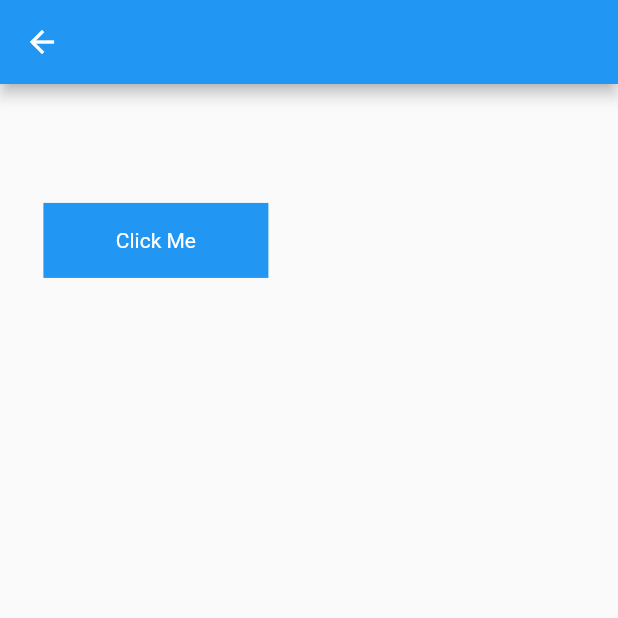
After one commit to sTallone777/My-Practise, a Flutter app: the AnimatedPositionedDemo screen opened by its route, after a tap on "Click Me", on a phone screen of 412 x 824 dp, the top half of it. The commit adds this screen. Run offline on Flutter 3.47's test engine with Material 2 defaults, Android fonts, the phone set to English and light mode, and no system bars.

Commit message:
add new practise

```diff
--- a/flutter-practise/animation/lib/main.dart
+++ b/flutter-practise/animation/lib/main.dart
@@ -1,4 +1,5 @@
 import 'package:animation/src/basics/01_animated_container.dart';
+import 'package:animation/src/misc/animated_positioned.dart';
 import 'package:animation/src/misc/focus_image.dart';
 import 'package:flutter/material.dart';
 
@@ -34,6 +35,11 @@ final miscDemos = [
     name: 'Focus Image',
     route: FocusImageDemo.routeName,
     builder: (context) => FocusImageDemo(),
+  ),
+  Demo(
+      name: 'AnimatedPositioned',
+      route: AnimatedPositionedDemo.routeName,
+      builder: (context) => AnimatedPositionedDemo()
   ),
 ];
 
--- a/flutter-practise/animation/lib/src/basics/logo_app.dart
+++ b/flutter-practise/animation/lib/src/basics/logo_app.dart
@@ -15,9 +15,9 @@ class _LogoAppState extends State<LogoApp> with SingleTickerProviderStateMixin{
     // TODO: implement initState
     super.initState();
     controller = new AnimationController(
-      duration: const Duration(milliseconds: 2000), vsync: this
+      duration: const Duration(milliseconds: 3000), vsync: this
     );
-    animation = new Tween(begin: 0.0, end: 300.0).animate(controller)
+    animation = new Tween(begin: 0.0, end: 100.0).animate(controller)
     ..addListener(() {
       setState(() {
 
@@ -29,7 +29,7 @@ class _LogoAppState extends State<LogoApp> with SingleTickerProviderStateMixin{
   Widget build(BuildContext context){
     return new Center(
       child: new Container(
-        margin: new EdgeInsets.symmetric(vertical: 10.0),
+        margin: new EdgeInsets.symmetric(vertical: 5.0),
         height: animation.value,
         width: animation.value,
         child: new FlutterLogo(),
--- /dev/null
+++ b/flutter-practise/animation/lib/src/misc/animated_positioned.dart
@@ -0,0 +1,75 @@
+import 'dart:math';
+
+import 'package:flutter/material.dart';
+
+
+class AnimatedPositionedDemo extends StatefulWidget{
+  static String routeName = '/basics/09_animated_positioned';
+  _AnimatedPositionedDemoState createState() => _AnimatedPositionedDemoState();
+}
+
+class _AnimatedPositionedDemoState extends State<AnimatedPositionedDemo>{
+  double topPosition;
+  double leftPosition;
+  double generateTopPosition(double top) => Random().nextDouble() * top;
+  double generateLeftPosition(double left) => Random().nextDouble() * left;
+
+  @override
+  void initState(){
+    super.initState();
+    topPosition = generateTopPosition(30);
+    leftPosition = generateLeftPosition(30);
+  }
+
+  void changePosition(double top, double left) {
+    setState((){
+      topPosition = generateTopPosition(top);
+      leftPosition = generateLeftPosition(left);
+    });
+  }
+
+  @override
+  Widget build(BuildContext context){
+    final size = MediaQuery.of(context).size;
+    final appBar = AppBar();
+    final topPadding = MediaQuery.of(context).padding.top;
+
+    return SafeArea(
+      child: Scaffold(
+        appBar: appBar,
+        body: Container(
+          height: size.height,
+          width: size.width,
+          child: Stack(
+            children:[
+              AnimatedPositioned(
+                top: topPosition,
+                left: leftPosition,
+                duration: Duration(seconds: 1),
+                child: InkWell(
+                  onTap:()=> changePosition(
+                    size.height - (appBar.preferredSize.height + topPadding + 50),
+                    size.width - 150
+                  ),
+                  child: Container(
+                    alignment: Alignment.center,
+                    width: 150,
+                    height: 50,
+                    child: Text(
+                      'Click Me',
+                      style: TextStyle(
+                        color:
+                          Theme.of(context).buttonTheme.colorScheme.onPrimary,
+                      ),
+                    ),
+                    color: Theme.of(context).primaryColor,
+                  ),
+                ),
+              ),
+            ],
+          ),
+        ),
+      ),
+    );
+  }
+}
```
